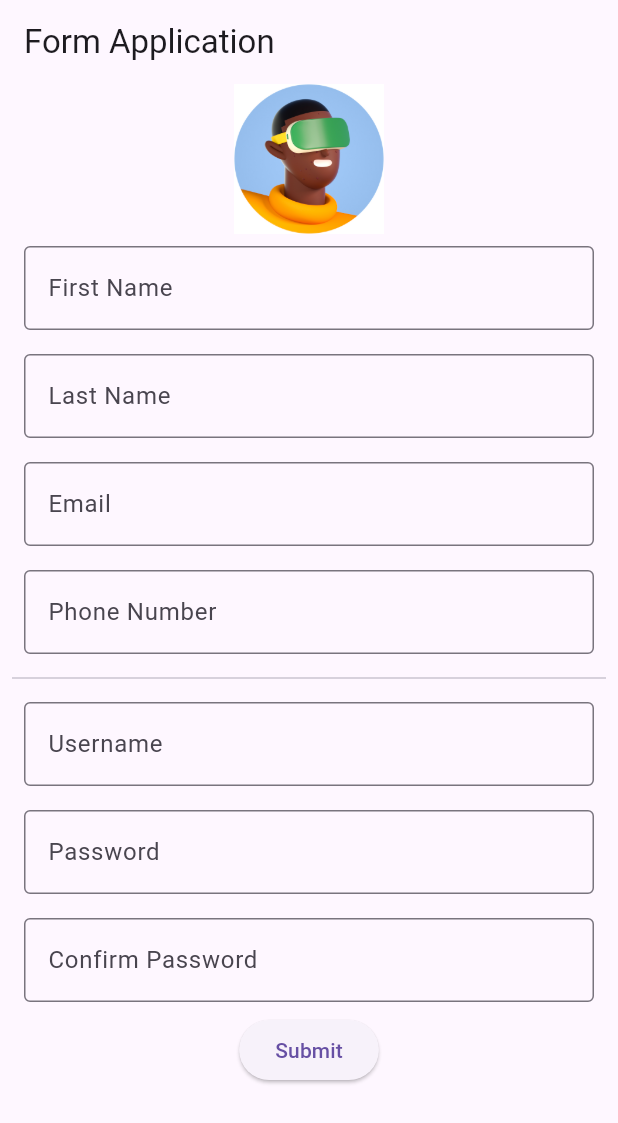
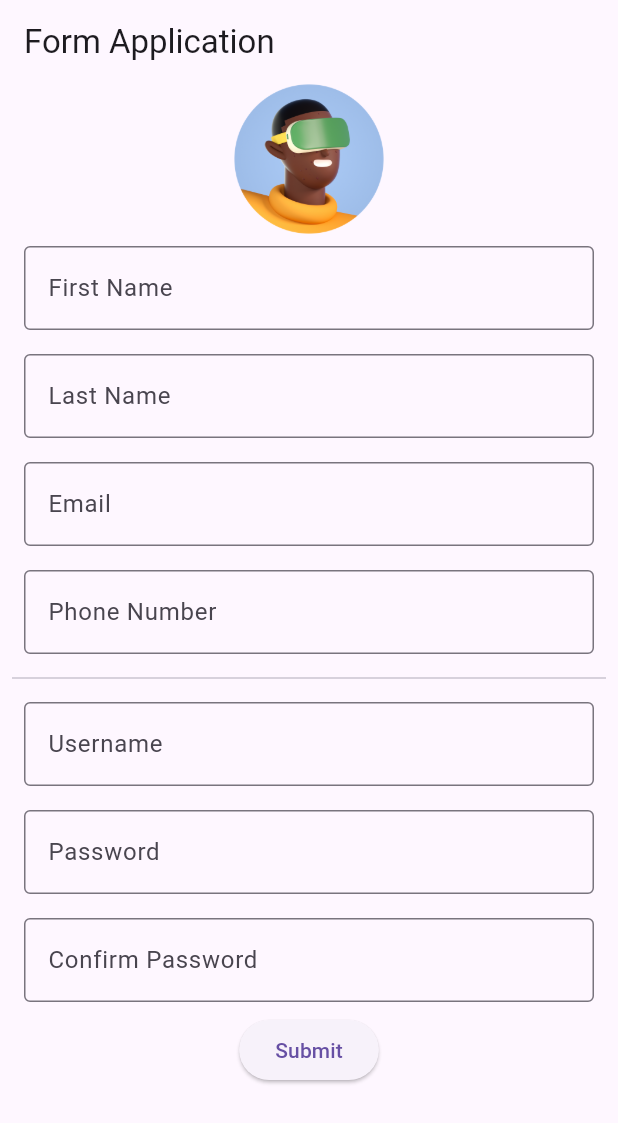
Before and after one commit to srinu2003/Flutter-Lab, a Flutter app: the screen it shows after launch, on a phone screen of 412 x 824 dp. Shown: the top 1123 px of the screen. Run offline on Flutter 3.47's test engine with Material 3 defaults, Android fonts, the light colour scheme and no system bars; generated files the repository leaves out were written again.

Commit message:
Refactor image assets and update form UI

```diff
--- a/exp_7_a/lib/main.dart
+++ b/exp_7_a/lib/main.dart
@@ -15,17 +15,16 @@ class MainApp extends StatelessWidget {
           child: SingleChildScrollView(
             child: Column(
               children: <Widget>[
-                Image.asset('images/3d_avatar_21.jpg', width: 100, height: 100),
+                Image.asset('images/3d_avatar_21.png', width: 100, height: 100),
                 const CustomTextField(label: 'First Name'),
                 const CustomTextField(label: 'Last Name'),
                 const CustomTextField(
                     label: 'Email', suffixText: '@mlritm.ac.in'),
                 const CustomTextField(
-                  prefixText: '+91 ',
-                  label: 'Phone Number',
-                  keyboardType: TextInputType.phone,
-                  maxLength: 10
-                ),
+                    prefixText: '+91 ',
+                    label: 'Phone Number',
+                    keyboardType: TextInputType.phone,
+                    maxLength: 10),
                 const Divider(indent: 8, endIndent: 8), // Divider
                 const CustomTextField(label: 'Username'),
                 const CustomTextField(label: 'Password', obscureText: true),
--- a/exp_7_a/pubspec.yaml
+++ b/exp_7_a/pubspec.yaml
@@ -19,4 +19,4 @@ flutter:
   uses-material-design: true
   assets:
     - images/android_music_bot.png
-    - images/3d_avatar_21.jpg
+    - images/3d_avatar_21.png
```
Also changed, not shown: exp_7_a/images/3d_avatar_21.png (added).
